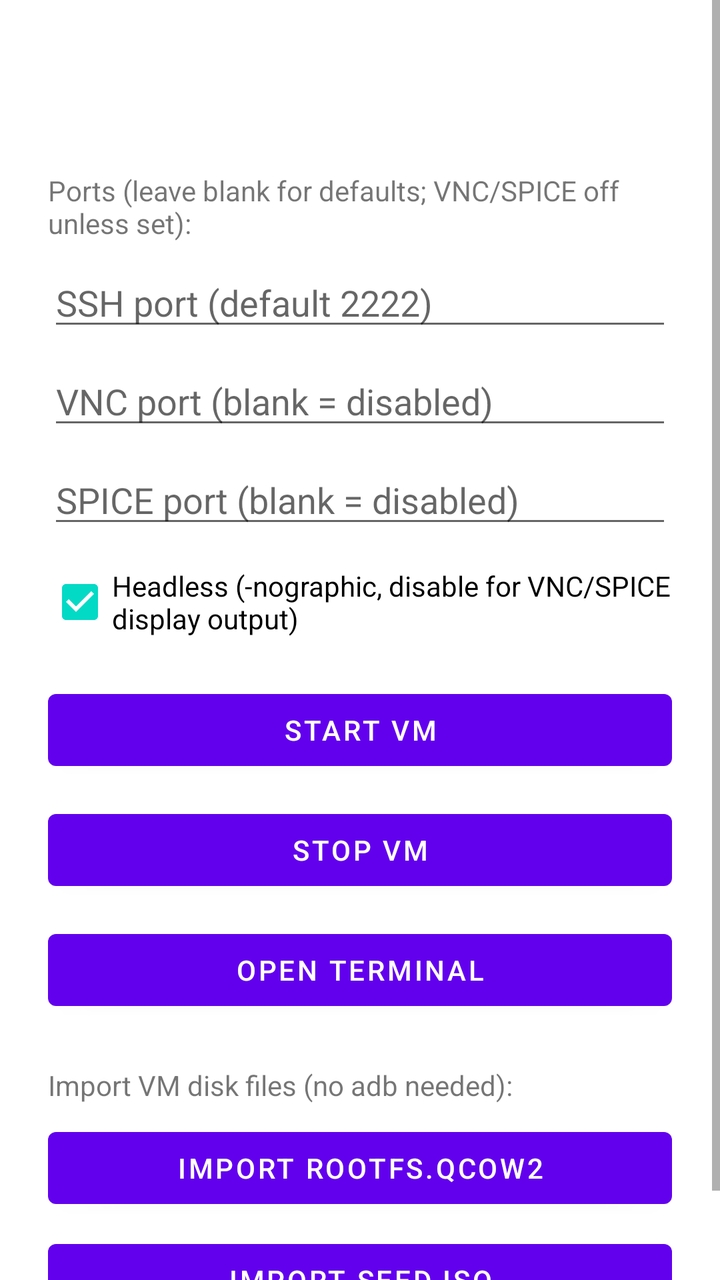
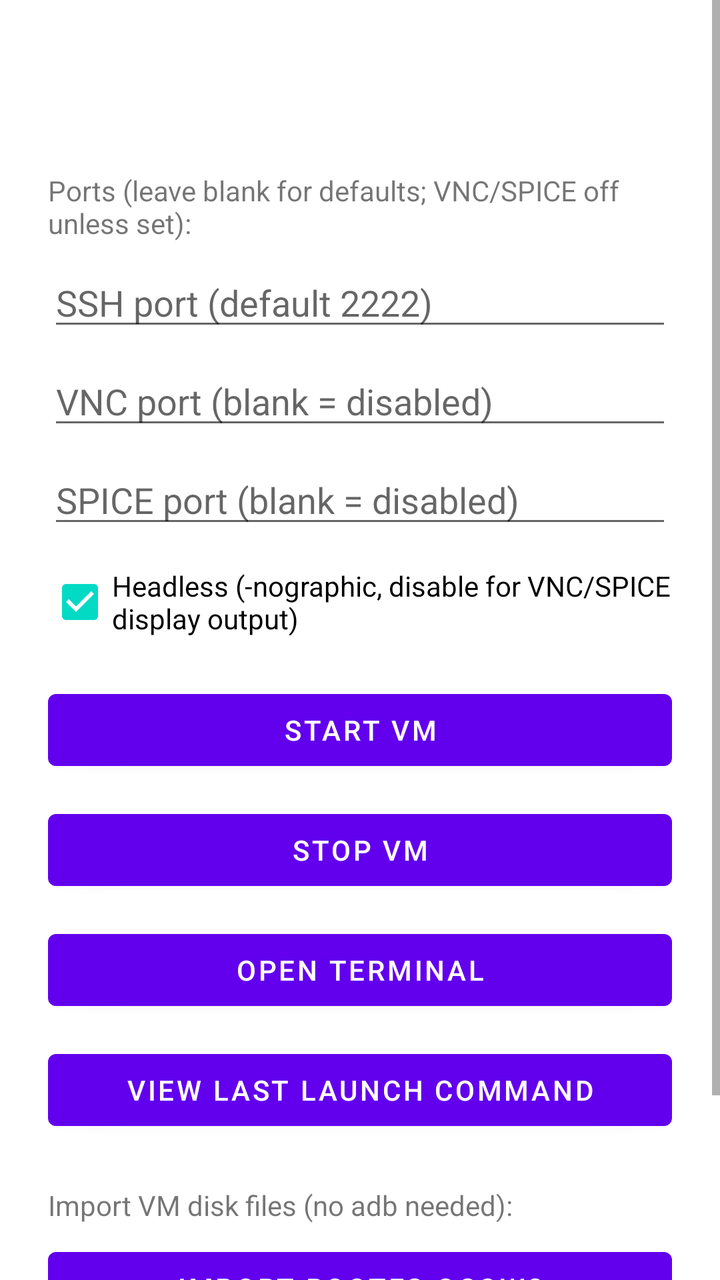

Screens rendered from an Android XML layout before and after an edit, with the pre-edit source and the edit as a unified diff.
<!-- AndroidManifest.xml: application theme Theme.VmForge -->
<!-- res/layout/activity_main.xml -->
<?xml version="1.0" encoding="utf-8"?>
<ScrollView xmlns:android="http://schemas.android.com/apk/res/android"
    android:layout_width="match_parent"
    android:layout_height="match_parent">

<LinearLayout
    android:layout_width="match_parent"
    android:layout_height="wrap_content"
    android:orientation="vertical"
    android:padding="24dp"
    android:gravity="center">

    <TextView
        android:id="@+id/accelStatus"
        android:layout_width="match_parent"
        android:layout_height="wrap_content"
        android:textSize="16sp"
        android:paddingBottom="24dp" />

    <TextView
        android:layout_width="match_parent"
        android:layout_height="wrap_content"
        android:layout_marginTop="16dp"
        android:text="Ports (leave blank for defaults; VNC/SPICE off unless set):"
        android:textSize="14sp" />

    <EditText
        android:id="@+id/sshPortInput"
        android:layout_width="match_parent"
        android:layout_height="wrap_content"
        android:layout_marginTop="8dp"
        android:hint="SSH port (default 2222)"
        android:inputType="number" />

    <EditText
        android:id="@+id/vncPortInput"
        android:layout_width="match_parent"
        android:layout_height="wrap_content"
        android:layout_marginTop="8dp"
        android:hint="VNC port (blank = disabled)"
        android:inputType="number" />

    <EditText
        android:id="@+id/spicePortInput"
        android:layout_width="match_parent"
        android:layout_height="wrap_content"
        android:layout_marginTop="8dp"
        android:hint="SPICE port (blank = disabled)"
        android:inputType="number" />

    <CheckBox
        android:id="@+id/headlessCheckbox"
        android:layout_width="match_parent"
        android:layout_height="wrap_content"
        android:layout_marginTop="8dp"
        android:checked="true"
        android:text="Headless (-nographic, disable for VNC/SPICE display output)" />

    <Button
        android:id="@+id/startVmButton"
        android:layout_width="match_parent"
        android:layout_height="wrap_content"
        android:layout_marginTop="16dp"
        android:text="Start VM" />

    <Button
        android:id="@+id/stopVmButton"
        android:layout_width="match_parent"
        android:layout_height="wrap_content"
        android:layout_marginTop="12dp"
        android:text="Stop VM" />

    <Button
        android:id="@+id/openTerminalButton"
        android:layout_width="match_parent"
        android:layout_height="wrap_content"
        android:layout_marginTop="12dp"
        android:text="Open Terminal" />

    <TextView
        android:layout_width="match_parent"
        android:layout_height="wrap_content"
        android:layout_marginTop="24dp"
        android:text="Import VM disk files (no adb needed):"
        android:textSize="14sp" />

    <Button
        android:id="@+id/importDiskButton"
        android:layout_width="match_parent"
        android:layout_height="wrap_content"
        android:layout_marginTop="8dp"
        android:text="Import rootfs.qcow2" />

    <Button
        android:id="@+id/importSeedButton"
        android:layout_width="match_parent"
        android:layout_height="wrap_content"
        android:layout_marginTop="8dp"
        android:text="Import seed.iso" />

</LinearLayout>
</ScrollView>
<!-- resources referenced by this layout -->
<resources>
  <style name="Theme.VmForge" parent="Theme.MaterialComponents.DayNight.NoActionBar" />
</resources>

<!-- the commit's change to res/layout/activity_main.xml (unified diff, before → after) -->
@@ -77,6 +77,13 @@
         android:layout_marginTop="12dp"
         android:text="Open Terminal" />
 
+    <Button
+        android:id="@+id/viewCommandButton"
+        android:layout_width="match_parent"
+        android:layout_height="wrap_content"
+        android:layout_marginTop="12dp"
+        android:text="View Last Launch Command" />
+
     <TextView
         android:layout_width="match_parent"
         android:layout_height="wrap_content"
